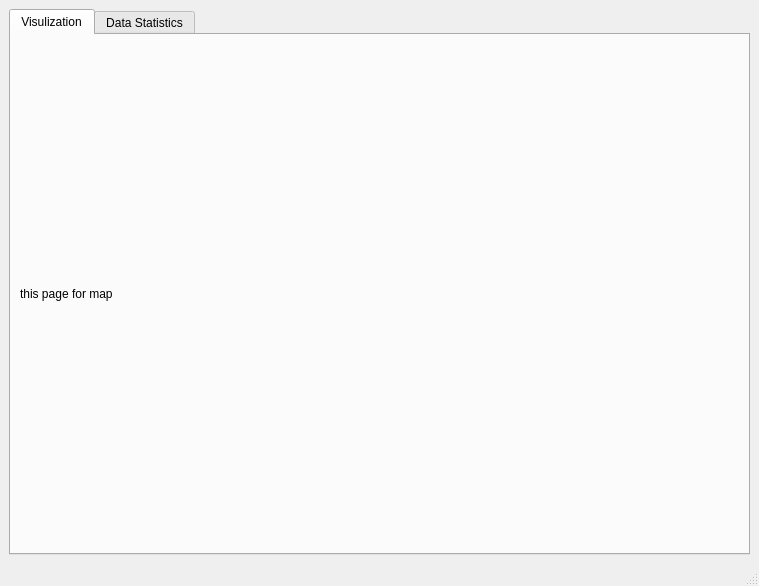
Old version of the form qt_interface/untitled.ui in the repository BeandyXXV/Chch_TrafficAccidentVisuallize.
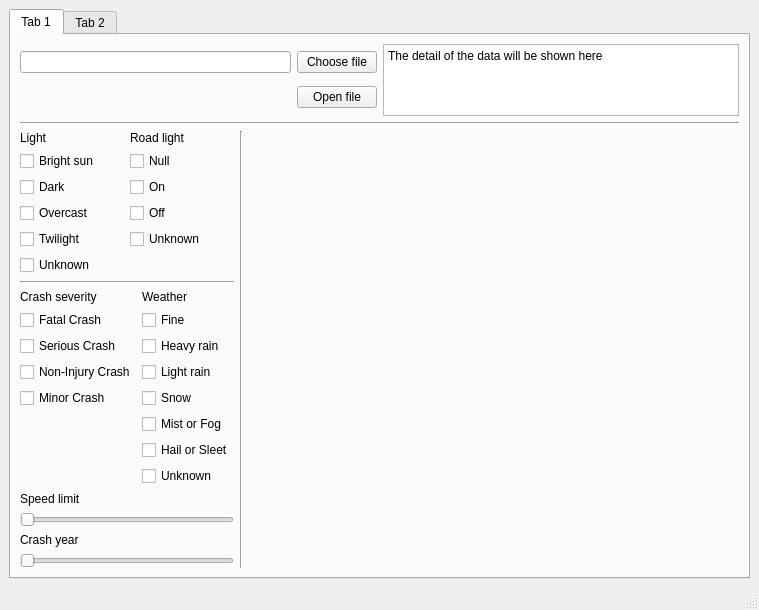
New version of the form. Custom widgets are drawn as their Qt base class.

Commit message: define the final layout of GUI, hope so.

```diff
--- a/qt_interface/untitled.ui
+++ b/qt_interface/untitled.ui
@@ -22,31 +22,371 @@
       </property>
       <widget class="QWidget" name="tab">
        <attribute name="title">
-        <string>Visulization</string>
+        <string>Tab 1</string>
        </attribute>
-       <layout class="QHBoxLayout" name="horizontalLayout_3">
+       <layout class="QVBoxLayout" name="verticalLayout_12">
         <item>
-         <widget class="QLabel" name="label">
-          <property name="text">
-           <string>this page for map</string>
-          </property>
-         </widget>
+         <layout class="QVBoxLayout" name="verticalLayout_2">
+          <item>
+           <layout class="QHBoxLayout" name="horizontalLayout_4">
+            <item>
+             <layout class="QVBoxLayout" name="verticalLayout">
+              <item>
+               <layout class="QHBoxLayout" name="horizontalLayout">
+                <item>
+                 <widget class="QLineEdit" name="lineEdit"/>
+                </item>
+                <item>
+                 <widget class="QPushButton" name="choose_file_button">
+                  <property name="text">
+                   <string>Choose file</string>
+                  </property>
+                 </widget>
+                </item>
+               </layout>
+              </item>
+              <item>
+               <layout class="QHBoxLayout" name="horizontalLayout_3">
+                <item>
+                 <spacer name="horizontalSpacer">
+                  <property name="orientation">
+                   <enum>Qt::Horizontal</enum>
+                  </property>
+                  <property name="sizeHint" stdset="0">
+                   <size>
+                    <width>40</width>
+                    <height>20</height>
+                   </size>
+                  </property>
+                 </spacer>
+                </item>
+                <item>
+                 <widget class="QPushButton" name="open_file_button">
+                  <property name="text">
+                   <string>Open file</string>
+                  </property>
+                 </widget>
+                </item>
+               </layout>
+              </item>
+             </layout>
+            </item>
+            <item>
+             <widget class="QPlainTextEdit" name="plainTextEdit">
+              <property name="plainText">
+               <string>The detail of the data will be shown here</string>
+              </property>
+             </widget>
+            </item>
+           </layout>
+          </item>
+          <item>
+           <widget class="Line" name="line">
+            <property name="orientation">
+             <enum>Qt::Horizontal</enum>
+            </property>
+           </widget>
+          </item>
+         </layout>
+        </item>
+        <item>
+         <layout class="QHBoxLayout" name="horizontalLayout_7" stretch="0,0,9">
+          <item>
+           <layout class="QVBoxLayout" name="verticalLayout_11">
+            <item>
+             <layout class="QVBoxLayout" name="verticalLayout_9">
+              <item>
+               <layout class="QHBoxLayout" name="horizontalLayout_6">
+                <item>
+                 <layout class="QVBoxLayout" name="verticalLayout_3">
+                  <item>
+                   <widget class="QLabel" name="label_4">
+                    <property name="font">
+                     <font>
+                      <pointsize>9</pointsize>
+                     </font>
+                    </property>
+                    <property name="text">
+                     <string>Light</string>
+                    </property>
+                   </widget>
+                  </item>
+                  <item>
+                   <widget class="QCheckBox" name="checkBox_7">
+                    <property name="text">
+                     <string>Bright sun</string>
+                    </property>
+                   </widget>
+                  </item>
+                  <item>
+                   <widget class="QCheckBox" name="checkBox_8">
+                    <property name="text">
+                     <string>Dark</string>
+                    </property>
+                   </widget>
+                  </item>
+                  <item>
+                   <widget class="QCheckBox" name="checkBox_6">
+                    <property name="text">
+                     <string>Overcast</string>
+                    </property>
+                   </widget>
+                  </item>
+                  <item>
+                   <widget class="QCheckBox" name="checkBox_5">
+                    <property name="text">
+                     <string>Twilight</string>
+                    </property>
+                   </widget>
+                  </item>
+                  <item>
+                   <widget class="QCheckBox" name="checkBox_9">
+                    <property name="text">
+                     <string>Unknown</string>
+                    </property>
+                   </widget>
+                  </item>
+                 </layout>
+                </item>
+                <item>
+                 <layout class="QVBoxLayout" name="verticalLayout_4">
+                  <item>
+                   <widget class="QLabel" name="label_5">
+                    <property name="text">
+                     <string>Road light</string>
+                    </property>
+                   </widget>
+                  </item>
+                  <item>
+                   <widget class="QCheckBox" name="checkBox_12">
+                    <property name="text">
+                     <string>Null</string>
+                    </property>
+                   </widget>
+                  </item>
+                  <item>
+                   <widget class="QCheckBox" name="checkBox_13">
+                    <property name="text">
+                     <string>On</string>
+                    </property>
+                   </widget>
+                  </item>
+                  <item>
+                   <widget class="QCheckBox" name="checkBox_11">
+                    <property name="text">
+                     <string>Off</string>
+                    </property>
+                   </widget>
+                  </item>
+                  <item>
+                   <widget class="QCheckBox" name="checkBox_10">
+                    <property name="text">
+                     <string>Unknown</string>
+                    </property>
+                   </widget>
+                  </item>
+                  <item>
+                   <spacer name="verticalSpacer_2">
+                    <property name="orientation">
+                     <enum>Qt::Vertical</enum>
+                    </property>
+                    <property name="sizeHint" stdset="0">
+                     <size>
+                      <width>20</width>
+                      <height>40</height>
+                     </size>
+                    </property>
+                   </spacer>
+                  </item>
+                 </layout>
+                </item>
+               </layout>
+              </item>
+              <item>
+               <widget class="Line" name="line_3">
+                <property name="orientation">
+                 <enum>Qt::Horizontal</enum>
+                </property>
+               </widget>
+              </item>
+              <item>
+               <layout class="QHBoxLayout" name="horizontalLayout_5">
+                <item>
+                 <layout class="QVBoxLayout" name="verticalLayout_6">
+                  <item>
+                   <widget class="QLabel" name="label_3">
+                    <property name="text">
+                     <string>Crash severity</string>
+                    </property>
+                   </widget>
+                  </item>
+                  <item>
+                   <widget class="QCheckBox" name="checkBox_4">
+                    <property name="text">
+                     <string>Fatal Crash</string>
+                    </property>
+                   </widget>
+                  </item>
+                  <item>
+                   <widget class="QCheckBox" name="checkBox">
+                    <property name="text">
+                     <string>Serious Crash</string>
+                    </property>
+                   </widget>
+                  </item>
+                  <item>
+                   <widget class="QCheckBox" name="checkBox_2">
+                    <property name="text">
+                     <string>Non-Injury Crash</string>
+                    </property>
+                   </widget>
+                  </item>
+                  <item>
+                   <widget class="QCheckBox" name="checkBox_3">
+                    <property name="text">
+                     <string>Minor Crash</string>
+                    </property>
+                   </widget>
+                  </item>
+                  <item>
+                   <spacer name="verticalSpacer">
+                    <property name="orientation">
+                     <enum>Qt::Vertical</enum>
+                    </property>
+                    <property name="sizeHint" stdset="0">
+                     <size>
+                      <width>20</width>
+                      <height>40</height>
+                     </size>
+                    </property>
+                   </spacer>
+                  </item>
+                 </layout>
+                </item>
+                <item>
+                 <layout class="QVBoxLayout" name="verticalLayout_5">
+                  <item>
+                   <widget class="QLabel" name="label_6">
+                    <property name="text">
+                     <string>Weather</string>
+                    </property>
+                   </widget>
+                  </item>
+                  <item>
+                   <widget class="QCheckBox" name="checkBox_18">
+                    <property name="text">
+                     <string>Fine</string>
+                    </property>
+                   </widget>
+                  </item>
+                  <item>
+                   <widget class="QCheckBox" name="checkBox_15">
+                    <property name="text">
+                     <string>Heavy rain</string>
+                    </property>
+                   </widget>
+                  </item>
+                  <item>
+                   <widget class="QCheckBox" name="checkBox_14">
+                    <property name="text">
+                     <string>Light rain</string>
+                    </property>
+                   </widget>
+                  </item>
+                  <item>
+                   <widget class="QCheckBox" name="checkBox_17">
+                    <property name="text">
+                     <string>Snow</string>
+                    </property>
+                   </widget>
+                  </item>
+                  <item>
+                   <widget class="QCheckBox" name="checkBox_16">
+                    <property name="text">
+                     <string>Mist or Fog</string>
+                    </property>
+                   </widget>
+                  </item>
+                  <item>
+                   <widget class="QCheckBox" name="checkBox_19">
+                    <property name="text">
+                     <string>Hail or Sleet</string>
+                    </property>
+                   </widget>
+                  </item>
+                  <item>
+                   <widget class="QCheckBox" name="checkBox_20">
+                    <property name="text">
+                     <string>Unknown</string>
+                    </property>
+                   </widget>
+                  </item>
+                 </layout>
+                </item>
+               </layout>
+              </item>
+             </layout>
+            </item>
+            <item>
+             <layout class="QVBoxLayout" name="verticalLayout_10">
+              <item>
+               <layout class="QVBoxLayout" name="verticalLayout_8">
+                <item>
+                 <widget class="QLabel" name="label_2">
+                  <property name="text">
+                   <string>Speed limit</string>
+                  </property>
+                 </widget>
+                </item>
+                <item>
+                 <widget class="QSlider" name="speed_slider">
+                  <property name="orientation">
+                   <enum>Qt::Horizontal</enum>
+                  </property>
+                 </widget>
+                </item>
+               </layout>
+              </item>
+              <item>
+               <layout class="QVBoxLayout" name="verticalLayout_7">
+                <item>
+                 <widget class="QLabel" name="label">
+                  <property name="text">
+                   <string>Crash year</string>
+                  </property>
+                 </widget>
+                </item>
+                <item>
+                 <widget class="Qrangeslider" name="year_slider">
+                  <property name="orientation">
+                   <enum>Qt::Horizontal</enum>
+                  </property>
+                 </widget>
+                </item>
+               </layout>
+              </item>
+             </layout>
+            </item>
+           </layout>
+          </item>
+          <item>
+           <widget class="Line" name="line_2">
+            <property name="orientation">
+             <enum>Qt::Vertical</enum>
+            </property>
+           </widget>
+          </item>
+          <item>
+           <widget class="QtWebEngineWidgets" name="widget" native="true"/>
+          </item>
+         </layout>
         </item>
        </layout>
       </widget>
       <widget class="QWidget" name="tab_2">
        <attribute name="title">
-        <string>Data Statistics</string>
+        <string>Tab 2</string>
        </attribute>
-       <layout class="QHBoxLayout" name="horizontalLayout">
-        <item>
-         <widget class="QLabel" name="label_2">
-          <property name="text">
-           <string>This page for data</string>
-          </property>
-         </widget>
-        </item>
-       </layout>
       </widget>
      </widget>
     </item>
@@ -54,6 +394,19 @@
   </widget>
   <widget class="QStatusBar" name="statusbar"/>
  </widget>
+ <customwidgets>
+  <customwidget>
+   <class>Qrangeslider</class>
+   <extends>QSlider</extends>
+   <header location="global">qrangeslider.h</header>
+  </customwidget>
+  <customwidget>
+   <class>QtWebEngineWidgets</class>
+   <extends>QWidget</extends>
+   <header>qtwebenginewidgets.h</header>
+   <container>1</container>
+  </customwidget>
+ </customwidgets>
  <resources/>
  <connections/>
 </ui>
```
The commit also changes 1 other file.
